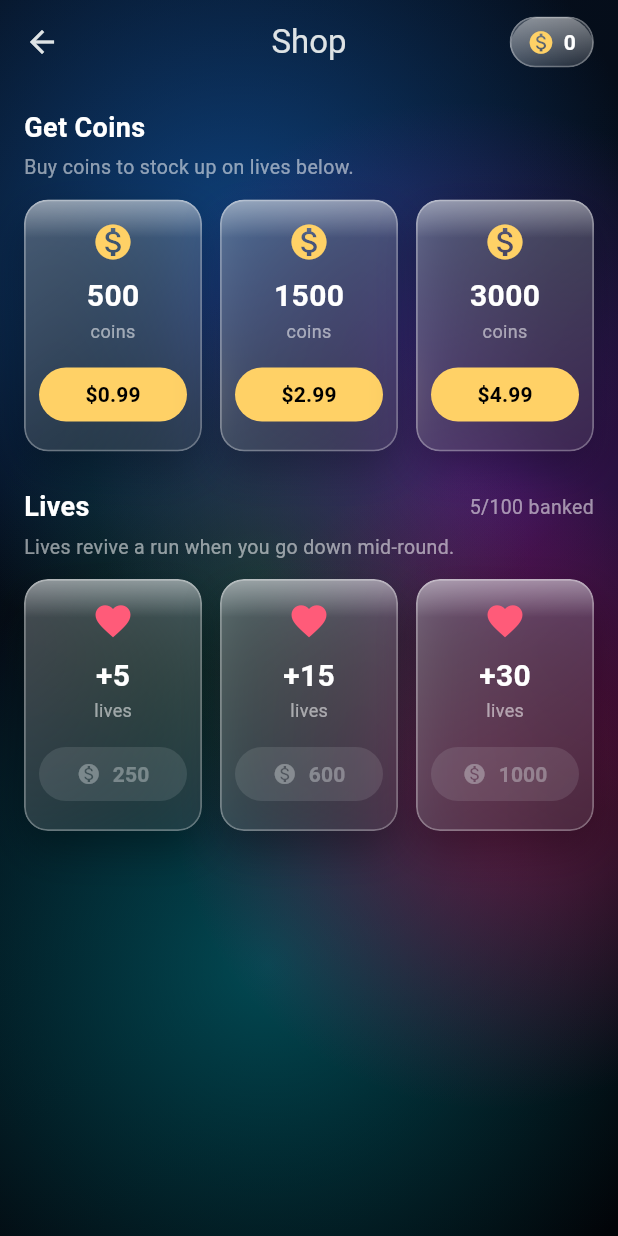
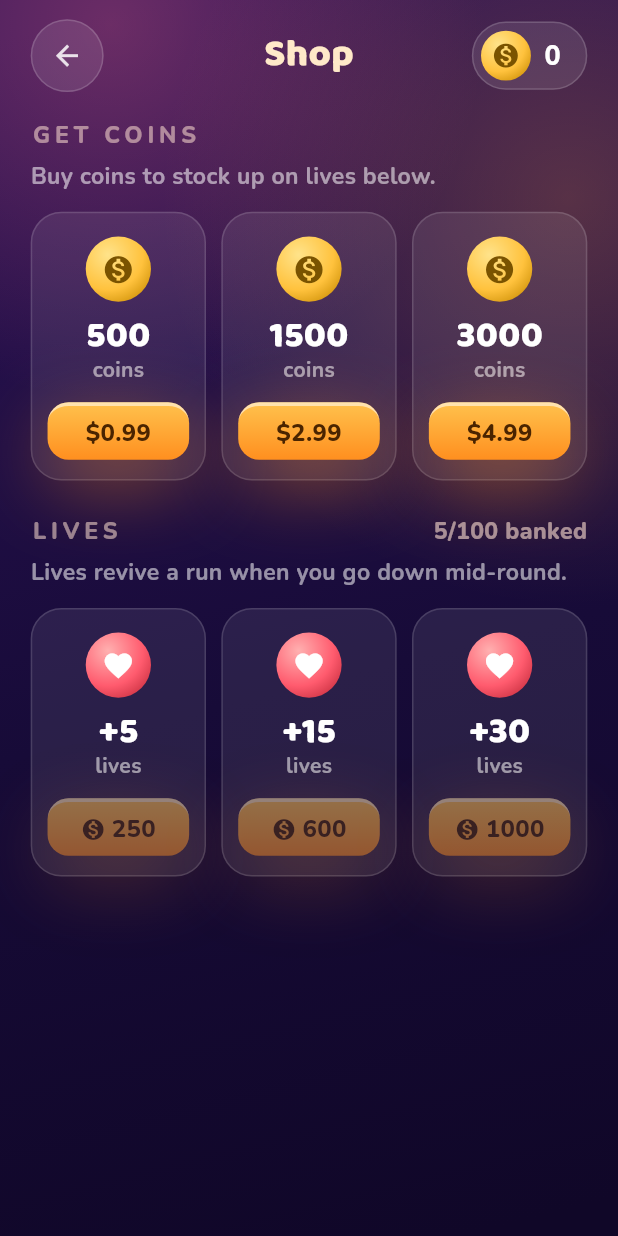
Before and after one commit to m-ammar-p/bubble_splash, a Flutter app: the ShopScreen screen opened by its route, on a phone screen of 412 x 824 dp. Run offline on Flutter 3.47's test engine with Material 3 defaults, Android fonts, the phone set to English and light mode, and no system bars; our stand-ins replace flutter_riverpod, google_fonts, shared_preferences; missing offline and left inert: flame, flame_audio; accounts and stored records are empty.

Commit message:
feat(shop): reskin Shop screen to Candy Cosmos
Replace legacy AppBar/GlassPanel layout with the Candy structure used
by Profile/Home: nebula background, glass back circle + centered Baloo
title, coin-balance pill, section labels, glass pack cards with
gradient chips and CandyCtaButton buys. Purchase logic unchanged
(whole-pack fit rule, single confirm dialog, refund on race).

Co-Authored-By: Claude Fable 5 <noreply@anthropic.com>

```diff
--- a/lib/presentation/screens/shop_screen.dart
+++ b/lib/presentation/screens/shop_screen.dart
@@ -5,17 +5,15 @@ import '../../application/lives_controller.dart';
 import '../../application/profile_controller.dart';
 import '../../application/providers.dart';
 import '../../app/candy.dart';
-import '../../app/theme.dart';
 import '../../domain/models/life_pack.dart';
 import '../../domain/models/lives_state.dart';
 import '../../domain/services/purchase_service.dart';
-import '../widgets/glass.dart';
-import '../widgets/status_badges.dart';
 
 /// The Shop sells lives (the continue currency) for coins, and coins for real
 /// money (fake IAP for now). Bubble skins are no longer sold here — the skin
 /// system still exists in code (the game reads the equipped palette) but the
-/// shop's job is the lives economy.
+/// shop's job is the lives economy. Skinned to Candy Cosmos, matching the
+/// Profile screen's header/section/card structure.
 class ShopScreen extends ConsumerWidget {
   const ShopScreen({super.key});
 
@@ -23,79 +21,128 @@ class ShopScreen extends ConsumerWidget {
   Widget build(BuildContext context, WidgetRef ref) {
     final coins = ref.watch(profileControllerProvider.select((p) => p.coins));
     final lives = ref.watch(livesControllerProvider);
+    final s = candyScale(context);
 
     return Scaffold(
-      appBar: AppBar(
-        title: const Text('Shop'),
-        actions: const [
-          Padding(padding: EdgeInsets.only(right: 16), child: Center(child: CoinBadge())),
-        ],
-      ),
-      body: ListView(
-        padding: const EdgeInsets.all(16),
+      body: Stack(
         children: [
-          const Text('Get Coins',
-              style: TextStyle(
-                  color: Colors.white,
-                  fontSize: 18,
-                  fontWeight: FontWeight.bold)),
-          const SizedBox(height: 4),
-          const Text('Buy coins to stock up on lives below.',
-              style: TextStyle(color: Colors.white54, fontSize: 13)),
-          const SizedBox(height: 12),
-          // Fixed row — all packs fit on screen, no horizontal sliding.
+          const Positioned.fill(child: CandyNebulaBackground()),
+          SafeArea(
+            child: Padding(
+              padding: EdgeInsets.fromLTRB(16 * s, 10 * s, 16 * s, 0),
+              child: Column(
+                children: [
+                  _Header(coins: coins),
+                  Expanded(
+                    child: ListView(
+                      padding: EdgeInsets.only(top: 14 * s, bottom: 20 * s),
+                      children: [
+                        const _SectionLabel('GET COINS'),
+                        SizedBox(height: 4 * s),
+                        Text('Buy coins to stock up on lives below.',
+                            style: Candy.ui(
+                                size: 12 * s,
+                                color:
+                                    Colors.white.withValues(alpha: 0.55))),
+                        SizedBox(height: 10 * s),
+                        // Fixed row — all packs fit on screen, no sliding.
                         IntrinsicHeight(
                           child: Row(
                             crossAxisAlignment: CrossAxisAlignment.stretch,
                             children: [
                               for (var i = 0; i < kCoinPacks.length; i++) ...[
-                  if (i > 0) const SizedBox(width: 12),
+                                if (i > 0) SizedBox(width: 8 * s),
                                 Expanded(
-                    child: _CoinPackCard(
-                      pack: kCoinPacks[i],
-                      onBuy: () => _buyCoins(context, ref, kCoinPacks[i]),
+                                  child: _PackCard(
+                                    chip: Candy.coinsChip,
+                                    icon: Icons.monetization_on,
+                                    iconColor: const Color(0xFF7A5300),
+                                    value: '${kCoinPacks[i].coins}',
+                                    label: 'coins',
+                                    button: Text(kCoinPacks[i].priceLabel,
+                                        maxLines: 1,
+                                        style: Candy.ui(
+                                            size: 12.5 * s,
+                                            weight: FontWeight.w800,
+                                            color: Candy.ctaInk)),
+                                    onBuy: () =>
+                                        _buyCoins(context, ref, kCoinPacks[i]),
                                   ),
                                 ),
                               ],
                             ],
                           ),
                         ),
-          const SizedBox(height: 24),
+                        SizedBox(height: 18 * s),
                         Row(
+                          crossAxisAlignment: CrossAxisAlignment.baseline,
+                          textBaseline: TextBaseline.alphabetic,
                           children: [
-              const Text('Lives',
-                  style: TextStyle(
-                      color: Colors.white,
-                      fontSize: 18,
-                      fontWeight: FontWeight.bold)),
+                            const _SectionLabel('LIVES'),
                             const Spacer(),
-              Text('${lives.count}/${LivesState.maxLives} banked',
-                  style: const TextStyle(color: Colors.white54, fontSize: 13)),
+                            Text(
+                                '${lives.count}/${LivesState.maxLives} banked',
+                                style: Candy.ui(
+                                    size: 12 * s,
+                                    weight: FontWeight.w800,
+                                    color: const Color(0x99FFE1D2))),
                           ],
                         ),
-          const SizedBox(height: 4),
-          const Text('Lives revive a run when you go down mid-round.',
-              style: TextStyle(color: Colors.white54, fontSize: 13)),
-          const SizedBox(height: 12),
+                        SizedBox(height: 4 * s),
+                        Text('Lives revive a run when you go down mid-round.',
+                            style: Candy.ui(
+                                size: 12 * s,
+                                color:
+                                    Colors.white.withValues(alpha: 0.55))),
+                        SizedBox(height: 10 * s),
                         IntrinsicHeight(
                           child: Row(
                             crossAxisAlignment: CrossAxisAlignment.stretch,
                             children: [
                               for (var i = 0; i < kLifePacks.length; i++) ...[
-                  if (i > 0) const SizedBox(width: 12),
+                                if (i > 0) SizedBox(width: 8 * s),
                                 Expanded(
-                    child: _LifePackCard(
-                      pack: kLifePacks[i],
-                      // Buyable only if affordable AND the whole pack fits —
-                      // partial fills are never sold (see _buyLives).
-                      affordable: coins >= kLifePacks[i].priceCoins &&
+                                  child: _PackCard(
+                                    chip: Candy.livesChip,
+                                    icon: Icons.favorite,
+                                    iconColor: Colors.white,
+                                    value: '+${kLifePacks[i].lives}',
+                                    label: 'lives',
+                                    button: Row(
+                                      mainAxisSize: MainAxisSize.min,
+                                      children: [
+                                        Icon(Icons.monetization_on,
+                                            size: 13 * s,
+                                            color: Candy.ctaInk),
+                                        SizedBox(width: 3 * s),
+                                        Text('${kLifePacks[i].priceCoins}',
+                                            maxLines: 1,
+                                            style: Candy.ui(
+                                                size: 12.5 * s,
+                                                weight: FontWeight.w800,
+                                                color: Candy.ctaInk)),
+                                      ],
+                                    ),
+                                    // Buyable only if affordable AND the whole
+                                    // pack fits — partial fills are never sold
+                                    // (see _buyLives).
+                                    enabled: coins >=
+                                            kLifePacks[i].priceCoins &&
                                         lives.count + kLifePacks[i].lives <=
                                             LivesState.maxLives,
-                      onBuy: () => _buyLives(context, ref, kLifePacks[i]),
+                                    onBuy: () =>
+                                        _buyLives(context, ref, kLifePacks[i]),
                                   ),
                                 ),
                               ],
                             ],
+                          ),
+                        ),
+                      ],
+                    ),
+                  ),
+                ],
+              ),
             ),
           ),
         ],
@@ -174,49 +221,48 @@ class ShopScreen extends ConsumerWidget {
   }
 }
 
-class _CoinPackCard extends StatelessWidget {
-  const _CoinPackCard({required this.pack, required this.onBuy});
-
-  final CoinPack pack;
-  final VoidCallback onBuy;
+/// Glass back circle · centered "Shop" title · coin balance pill (right).
+class _Header extends StatelessWidget {
+  const _Header({required this.coins});
+  final int coins;
 
   @override
   Widget build(BuildContext context) {
-    return GlassPanel(
-      radius: 16,
-      padding: const EdgeInsets.symmetric(horizontal: 10, vertical: 14),
-      child: Column(
+    final s = candyScale(context);
+    return SizedBox(
+      height: 38 * s,
+      child: Stack(
+        alignment: Alignment.center,
+        children: [
+          Text('Shop', style: Candy.display(size: 20 * s)),
+          Align(
+            alignment: Alignment.centerLeft,
+            child: CandyGlass(
+              width: 38 * s,
+              height: 38 * s,
+              alignment: Alignment.center,
+              onTap: () => Navigator.pop(context),
+              child: Icon(Icons.arrow_back,
+                  size: 17 * s, color: Colors.white.withValues(alpha: 0.85)),
+            ),
+          ),
+          Align(
+            alignment: Alignment.centerRight,
+            child: CandyGlass(
+              padding: EdgeInsets.fromLTRB(4 * s, 4 * s, 13 * s, 4 * s),
+              child: Row(
                 mainAxisSize: MainAxisSize.min,
                 children: [
-          const Icon(Icons.monetization_on, color: AppColors.gold, size: 28),
-          const SizedBox(height: 8),
-          FittedBox(
-            fit: BoxFit.scaleDown,
-            child: Text('${pack.coins}',
-                maxLines: 1,
-                style: const TextStyle(
-                    color: Colors.white,
-                    fontSize: 20,
-                    fontWeight: FontWeight.bold)),
+                  CandyChip(
+                    colors: Candy.coinsChip,
+                    size: 26 * s,
+                    child: Icon(Icons.monetization_on,
+                        size: 15 * s, color: const Color(0xFF7A5300)),
                   ),
-          const Text('coins',
-              style: TextStyle(color: Colors.white54, fontSize: 12)),
-          const SizedBox(height: 10),
-          SizedBox(
-            width: double.infinity,
-            child: FilledButton(
-              onPressed: onBuy,
-              style: FilledButton.styleFrom(
-                backgroundColor: AppColors.gold,
-                foregroundColor: Colors.black,
-                padding: const EdgeInsets.symmetric(horizontal: 4, vertical: 8),
-                minimumSize: Size.zero,
-              ),
-              child: FittedBox(
-                fit: BoxFit.scaleDown,
-                child: Text(pack.priceLabel,
-                    maxLines: 1,
-                    style: const TextStyle(fontWeight: FontWeight.bold)),
+                  SizedBox(width: 7 * s),
+                  Text('$coins',
+                      style: Candy.ui(size: 14 * s, weight: FontWeight.w800)),
+                ],
               ),
             ),
           ),
@@ -226,57 +272,80 @@ class _CoinPackCard extends StatelessWidget {
   }
 }
 
-class _LifePackCard extends StatelessWidget {
-  const _LifePackCard({
-    required this.pack,
-    required this.affordable,
-    required this.onBuy,
-  });
-
-  final LifePack pack;
-  final bool affordable;
-  final VoidCallback onBuy;
+class _SectionLabel extends StatelessWidget {
+  const _SectionLabel(this.text);
+  final String text;
 
   @override
   Widget build(BuildContext context) {
-    return GlassPanel(
-      radius: 16,
-      padding: const EdgeInsets.symmetric(horizontal: 10, vertical: 14),
+    final s = candyScale(context);
+    return Text(text,
+        style: Candy.ui(
+            size: 12 * s,
+            weight: FontWeight.w800,
+            letterSpacing: 2.5 * s,
+            color: const Color(0x8CFFE1D2)));
+  }
+}
+
+/// Glass pack card: gradient icon chip, Baloo amount, Nunito unit label and an
+/// orange CTA (dimmed via [CandyCtaButton]'s disabled state when [enabled] is
+/// false). Shared by coin and life packs.
+class _PackCard extends StatelessWidget {
+  const _PackCard({
+    required this.chip,
+    required this.icon,
+    required this.iconColor,
+    required this.value,
+    required this.label,
+    required this.button,
+    required this.onBuy,
+    this.enabled = true,
+  });
+
+  final List<Color> chip;
+  final IconData icon;
+  final Color iconColor;
+  final String value;
+  final String label;
+  final Widget button;
+  final VoidCallback onBuy;
+  final bool enabled;
+
+  @override
+  Widget build(BuildContext context) {
+    final s = candyScale(context);
+    return CandyGlass(
+      radius: 16 * s,
+      surfaceAlpha: 0.08,
+      borderAlpha: 0.14,
+      padding: EdgeInsets.fromLTRB(8 * s, 12 * s, 8 * s, 10 * s),
       child: Column(
-        mainAxisSize: MainAxisSize.min,
+        mainAxisAlignment: MainAxisAlignment.spaceBetween,
         children: [
-          const Icon(Icons.favorite, color: Color(0xFFFF5B79), size: 28),
-          const SizedBox(height: 8),
+          CandyChip(
+            colors: chip,
+            size: 34 * s,
+            child: Icon(icon, size: 17 * s, color: iconColor),
+          ),
+          SizedBox(height: 8 * s),
           FittedBox(
             fit: BoxFit.scaleDown,
-            child: Text('+${pack.lives}',
+            child: Text(value,
                 maxLines: 1,
-                style: const TextStyle(
-                    color: Colors.white,
-                    fontSize: 20,
-                    fontWeight: FontWeight.bold)),
+                style: Candy.display(
+                    size: 19 * s, color: Colors.white, height: 1)),
           ),
-          const Text('lives',
-              style: TextStyle(color: Colors.white54, fontSize: 12)),
-          const SizedBox(height: 10),
-          SizedBox(
-            width: double.infinity,
-            child: FilledButton.icon(
-              onPressed: affordable ? onBuy : null,
-              icon: const Icon(Icons.monetization_on, size: 16),
-              style: FilledButton.styleFrom(
-                backgroundColor: affordable ? AppColors.gold : Colors.white12,
-                foregroundColor: affordable ? Colors.black : Colors.white38,
-                padding: const EdgeInsets.symmetric(horizontal: 4, vertical: 8),
-                minimumSize: Size.zero,
-              ),
-              label: FittedBox(
-                fit: BoxFit.scaleDown,
-                child: Text('${pack.priceCoins}',
-                    maxLines: 1,
-                    style: const TextStyle(fontWeight: FontWeight.bold)),
-              ),
-            ),
+          SizedBox(height: 1 * s),
+          Text(label,
+              style: Candy.ui(
+                  size: 11 * s, color: Colors.white.withValues(alpha: 0.55))),
+          SizedBox(height: 9 * s),
+          CandyCtaButton(
+            height: 30,
+            radius: 11,
+            onPressed: enabled ? onBuy : null,
+            child: FittedBox(fit: BoxFit.scaleDown, child: button),
           ),
         ],
       ),
```
Lines whose indentation alone changed are shown as unchanged.
